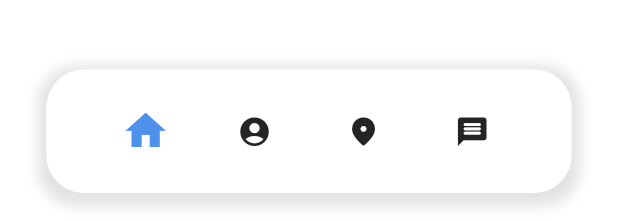
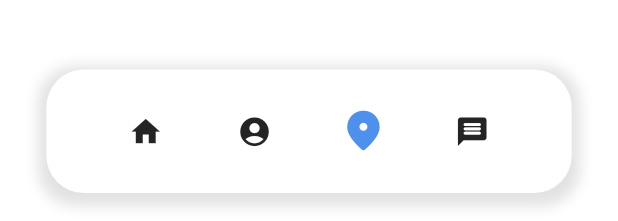
Before and after one commit to shokievarun/nymble_animals_adoption, a Flutter app: the CustomBottomNavigatorBar widget shown alone on an empty page, opened directly, after a tap on the "location on" icon, on a phone screen of 412 x 824 dp. Shown: the part 1012-1233 px from the top of the screen. Run offline on Flutter 3.47's test engine with Material 2 defaults, Android fonts, the phone set to English and light mode, and no system bars; our stand-ins replace device_preview; network calls fail.

Commit message:
Barra de navegación

```diff
--- a/lib/main.dart
+++ b/lib/main.dart
@@ -1,3 +1,4 @@
+import 'package:animals_adoption_flutter/providers/navigator_bar_provider.dart';
 import 'package:animals_adoption_flutter/screens/home_page.dart';
 import 'package:animals_adoption_flutter/screens/list_of_animals_page.dart';
 import 'package:animals_adoption_flutter/screens/map_page.dart';
@@ -24,7 +25,11 @@ class MyApp extends StatelessWidget {
 
   @override
   Widget build(BuildContext context) {
-    return MaterialApp(
+    return MultiProvider(
+      providers: [
+        ChangeNotifierProvider<NavigatorBarProvider>(create: (context) => NavigatorBarProvider())
+      ],
+      child: MaterialApp(
         useInheritedMediaQuery: true,
         builder: DevicePreview.appBuilder,
         locale: DevicePreview.locale(context),
@@ -46,6 +51,7 @@ class MyApp extends StatelessWidget {
           '/messages' : ((context) => const MessagesPage()),
 
         },
+      ),
     );
   }
 }
--- /dev/null
+++ b/lib/providers/navigator_bar_provider.dart
@@ -0,0 +1,19 @@
+
+
+import 'package:flutter/widgets.dart';
+export 'package:provider/provider.dart';
+
+class NavigatorBarProvider extends ChangeNotifier {
+
+  late int _currentRouteIndex;
+
+  int get currentRoute => _currentRouteIndex;
+  set currentRoute(final int newRoute){
+    _currentRouteIndex = newRoute;
+    notifyListeners();
+  }
+
+  NavigatorBarProvider(){
+    _currentRouteIndex = 0;
+  }
+}
--- a/lib/screens/home_page.dart
+++ b/lib/screens/home_page.dart
@@ -235,7 +235,7 @@ class _HomePageState extends State<HomePage> {
           ),
         ],
       ),
-      bottomNavigator: const CustomBottomNavigatorBar()
+      bottomNavigator: CustomBottomNavigatorBar()
     );
   }
 }
--- a/lib/screens/map_page.dart
+++ b/lib/screens/map_page.dart
@@ -8,9 +8,9 @@ class MapPage extends StatelessWidget {
 
   @override
   Widget build(BuildContext context) {
-    return const CustomScaffold(
+    return CustomScaffold(
       title: 'My location',
-      body: Text(''),
+      body: const Text(''),
       withBackButton: true,
       bottomNavigator: CustomBottomNavigatorBar(),
     );
--- a/lib/screens/messages_page.dart
+++ b/lib/screens/messages_page.dart
@@ -10,9 +10,9 @@ class MessagesPage extends StatelessWidget {
 
   @override
   Widget build(BuildContext context) {
-    return const CustomScaffold(
+    return CustomScaffold(
       title: 'Messages',
-      body: Text(''),
+      body: const Text(''),
       withBackButton: true,
       bottomNavigator: CustomBottomNavigatorBar(),
     );
--- a/lib/screens/profile_page.dart
+++ b/lib/screens/profile_page.dart
@@ -8,9 +8,9 @@ class ProfilePage extends StatelessWidget {
 
   @override
   Widget build(BuildContext context) {
-    return const CustomScaffold(
+    return CustomScaffold(
       title: 'Profile',
-      body: Text(''),
+      body: const Text(''),
       withBackButton: true,
       bottomNavigator: CustomBottomNavigatorBar(),
     );
--- /dev/null
+++ b/lib/widgets/bottom_navigator_bar_item.dart
@@ -0,0 +1,37 @@
+import 'package:animals_adoption_flutter/utils/responsive_util.dart';
+import 'package:flutter/material.dart';
+
+import '../utils/theme_colors.dart';
+
+
+class NavBarItem extends StatelessWidget {
+
+  final IconData icon;
+  final String routeName;
+
+  VoidCallback? onPressCallback;
+  bool? isSelected;
+
+  NavBarItem({
+    Key? key,
+    required this.icon,
+    required this.routeName,
+    this.onPressCallback,
+    this.isSelected
+  }) : super(key: key);
+
+  @override
+  Widget build(BuildContext context) {
+
+    final ResponsiveUtil _responsive = ResponsiveUtil.of(context);
+
+    return Expanded(
+      flex: 1,
+      child: IconButton(
+        icon: Icon(icon, size: isSelected! ? _responsive.dp(3.5) : _responsive.dp(2.5)),
+        color: isSelected! ? ThemeColors.accentForText : ThemeColors.black,
+        onPressed: onPressCallback!
+      ),
+    );
+  }
+}
--- a/lib/widgets/custom_bottom_navigator_bar.dart
+++ b/lib/widgets/custom_bottom_navigator_bar.dart
@@ -1,23 +1,45 @@
+import 'package:animals_adoption_flutter/providers/navigator_bar_provider.dart';
 import 'package:animals_adoption_flutter/utils/responsive_util.dart';
-import 'package:animals_adoption_flutter/utils/theme_colors.dart';
+import 'package:animals_adoption_flutter/widgets/bottom_navigator_bar_item.dart';
 import 'package:flutter/material.dart';
 
 
 class CustomBottomNavigatorBar extends StatelessWidget {
 
-  const CustomBottomNavigatorBar({ Key? key }) : super(key: key);
+  final List<NavBarItem> items = [
+    NavBarItem(
+      icon: Icons.home,
+      routeName: 'home',
+    ),
+    NavBarItem(
+      icon: Icons.account_circle_rounded,
+      routeName: 'profile',
+    ),
+    NavBarItem(
+      icon: Icons.location_on_rounded,
+      routeName: 'map',
+    ),
+    NavBarItem(
+      icon: Icons.message_rounded,
+      routeName: 'messages',
+    ),
+  ];
+
+  CustomBottomNavigatorBar({ Key? key }) : super(key: key);
 
   @override
   Widget build(BuildContext context) {
 
     final ResponsiveUtil _responsive = ResponsiveUtil.of(context);
+    final NavigatorBarProvider _navigatorBarProvider = Provider.of<NavigatorBarProvider>(context);
 
 
-    void _moveToNewRoute(final String routeName){
-      if(ModalRoute.of(context)?.settings.name == '/$routeName'){
+    void _moveToNewRoute(final int index){
+      if(ModalRoute.of(context)?.settings.name == '/${items[index].routeName}'){
         return;
       }
-      Navigator.pushNamed(context, '/$routeName');
+      _navigatorBarProvider.currentRoute = index;
+      Navigator.pushNamed(context, '/${items[index].routeName}');
     }
 
     return Padding(
@@ -40,42 +62,12 @@ class CustomBottomNavigatorBar extends StatelessWidget {
         child: Padding(
           padding: const EdgeInsets.symmetric(horizontal: 30, vertical: 10),
           child: Row(
-            mainAxisAlignment: MainAxisAlignment.start,
             children: [
-              Expanded(
-                flex: 1,
-                child: IconButton(
-                  icon: Icon(Icons.home, size: _responsive.dp(3.5)),
-                  color: ThemeColors.accentForText,
-                  onPressed: () => _moveToNewRoute('home')
-                ),
-              ),
-              Expanded(
-                flex: 1,
-                child: IconButton(
-                  icon: Icon(Icons.account_circle_rounded, size: _responsive.dp(2.5),),
-                  color: ThemeColors.black,
-                  onPressed: () => _moveToNewRoute('profile')
-                ),
-              ),
-              Expanded(
-                flex: 1,
-                child: IconButton(
-                  icon: Icon(Icons.location_on_rounded, size: _responsive.dp(2.5),),
-                  color: ThemeColors.black,
-                  onPressed: () => _moveToNewRoute('map')
-                ),
-              ),
-              Expanded(
-                flex: 1,
-                child: IconButton(
-                  icon: Icon(Icons.message_rounded, size: _responsive.dp(2.5),),
-                  color: ThemeColors.black,
-                  onPressed: () => _moveToNewRoute('messages')
-                ),
-              ),
+               for(int x = 0; x < items.length; x++)
+                items[x]..isSelected = x == _navigatorBarProvider.currentRoute
+                        ..onPressCallback = () => _moveToNewRoute(x)
             ],
-          ),
+          )
         ),
       ),
     );
--- a/lib/widgets/custom_favorite_button.dart
+++ b/lib/widgets/custom_favorite_button.dart
@@ -42,7 +42,7 @@ class _CustomFavoriteButtonState extends State<CustomFavoriteButton> {
         width: widget.size,
         decoration: BoxDecoration(
           color: _isPressed! ? ThemeColors.redForBackground : ThemeColors.lightGray.withOpacity(0.5),
-          borderRadius: BorderRadius.circular(25)
+          shape: BoxShape.circle
         ),
         child: Icon(
           Icons.favorite_border_rounded,
--- a/lib/widgets/custom_scaffold.dart
+++ b/lib/widgets/custom_scaffold.dart
@@ -39,6 +39,7 @@ class CustomScaffold extends StatelessWidget {
             crossAxisAlignment: CrossAxisAlignment.start,
             children: [
               if(withBackButton ?? false)...[
+
                 // Back button
                 Row(
                   crossAxisAlignment: CrossAxisAlignment.center,
--- a/pubspec.yaml
+++ b/pubspec.yaml
@@ -35,6 +35,7 @@ dependencies:
   # Use with the CupertinoIcons class for iOS style icons.
   cupertino_icons: ^1.0.2
   device_preview: ^1.1.0
+  provider: ^6.0.3
 
 dev_dependencies:
   flutter_test:
```
Also changed, not shown: pubspec.lock. Lines whose indentation alone changed are shown as unchanged.
